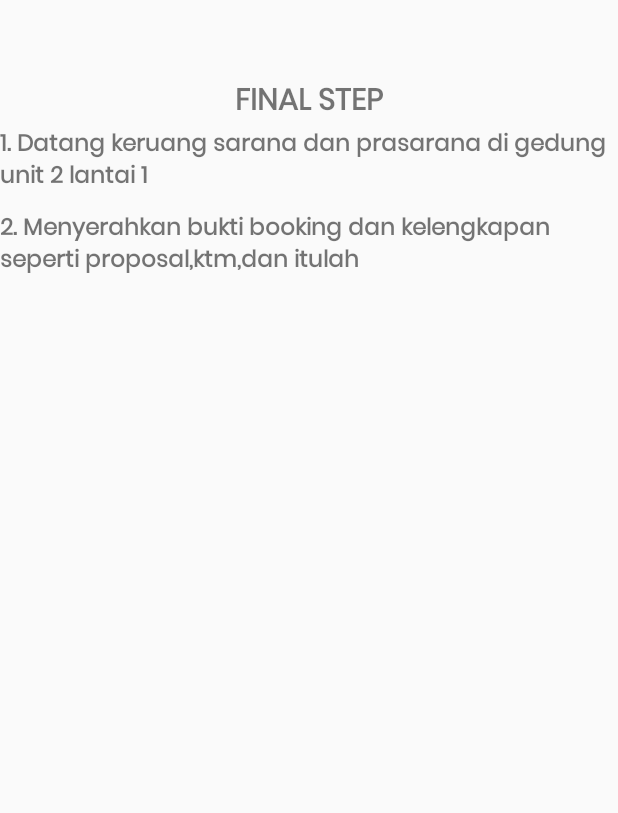
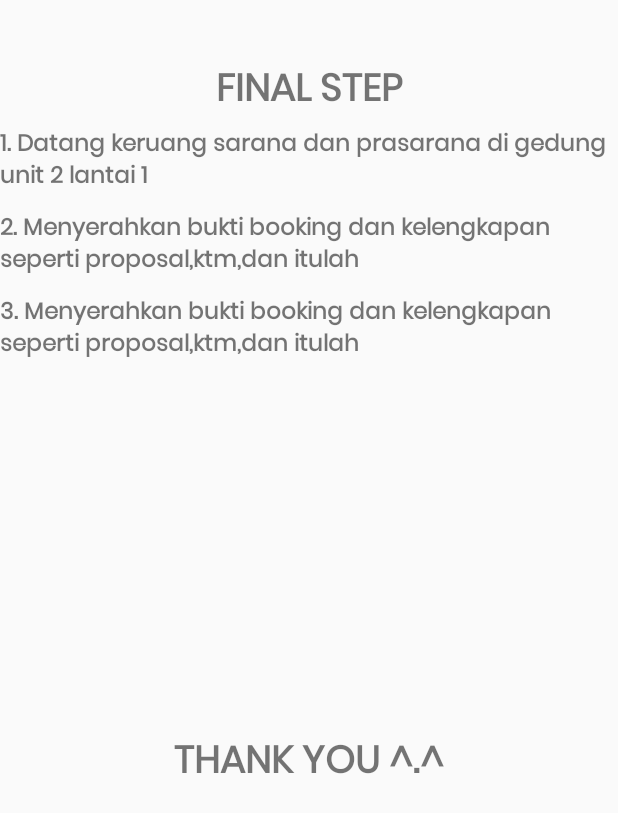
Before and after one commit to zzulfiqor/PAM_BookingApp, an Android app: the finalstep screen opened directly, with no data from a screen before it, on a phone screen of 412 x 824 dp. Shown: the top 813 px of the screen. Run offline under Robolectric (Android 15) with nearby library versions, the phone set to English and light mode, and no system bars.

Commit message:
Merge remote-tracking branch 'origin/master'
# Conflicts:
#	app/src/main/res/layout/activity_description.xml

```diff
--- a/app/src/main/res/layout/activity_finalstep.xml
+++ b/app/src/main/res/layout/activity_finalstep.xml
@@ -12,13 +12,13 @@
         android:layout_width="match_parent"
         android:layout_height="wrap_content"
         android:layout_gravity="center"
-        android:layout_marginTop="52dp"
+        android:layout_marginTop="40dp"
         android:gravity="center"
         android:text="FINAL STEP"
-        android:textSize="20dp"
+        android:textSize="25dp"
         android:textStyle="bold"
         app:layout_constraintEnd_toEndOf="parent"
-        app:layout_constraintHorizontal_bias="1.0"
+        app:layout_constraintHorizontal_bias="0.0"
         app:layout_constraintStart_toStartOf="parent"
         app:layout_constraintTop_toTopOf="parent" />
 
@@ -52,4 +52,34 @@
         app:layout_constraintStart_toStartOf="parent"
         app:layout_constraintTop_toTopOf="parent" />
 
+    <TextView
+        android:id="@+id/finalthird"
+        android:layout_width="match_parent"
+        android:layout_height="wrap_content"
+        android:layout_gravity="center"
+        android:layout_marginTop="196dp"
+        android:gravity="left"
+        android:text="3. Menyerahkan bukti booking dan kelengkapan seperti proposal,ktm,dan itulah "
+        android:textSize="15dp"
+        android:textStyle="bold"
+        app:layout_constraintEnd_toEndOf="parent"
+        app:layout_constraintHorizontal_bias="0.0"
+        app:layout_constraintStart_toStartOf="parent"
+        app:layout_constraintTop_toTopOf="parent" />
+
+    <TextView
+        android:id="@+id/finalthanks"
+        android:layout_width="match_parent"
+        android:layout_height="wrap_content"
+        android:layout_gravity="center"
+        android:layout_marginTop="488dp"
+        android:gravity="center"
+        android:text="THANK YOU ^.^"
+        android:textSize="25dp"
+        android:textStyle="bold"
+        app:layout_constraintEnd_toEndOf="parent"
+        app:layout_constraintHorizontal_bias="0.0"
+        app:layout_constraintStart_toStartOf="parent"
+        app:layout_constraintTop_toTopOf="parent" />
+
 </androidx.constraintlayout.widget.ConstraintLayout>
```
